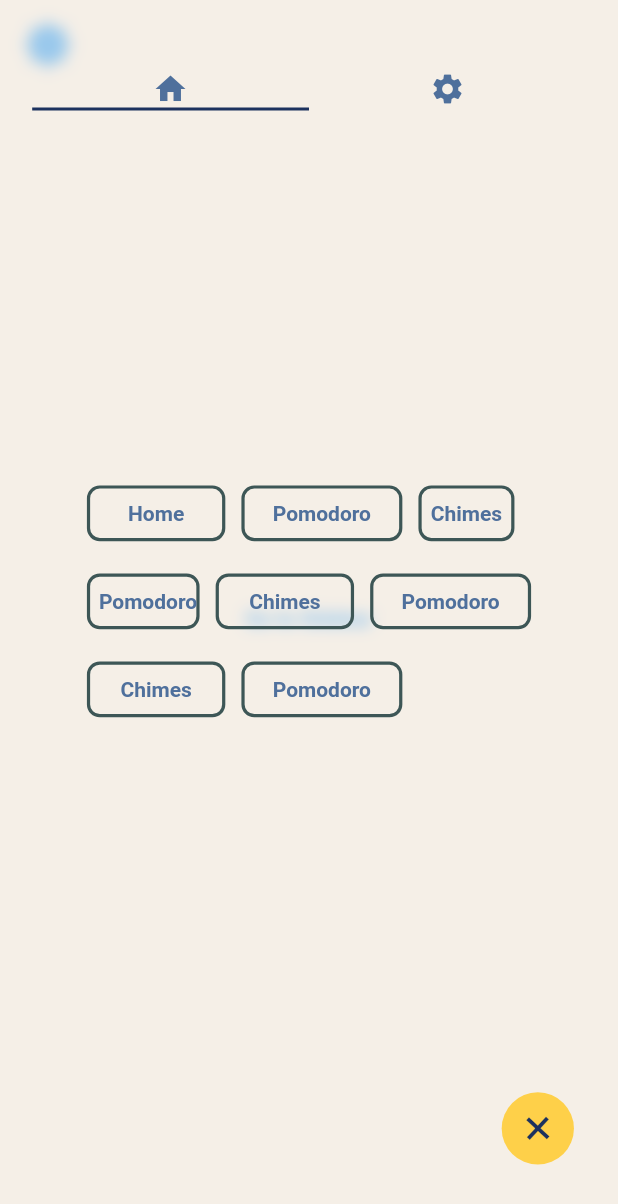
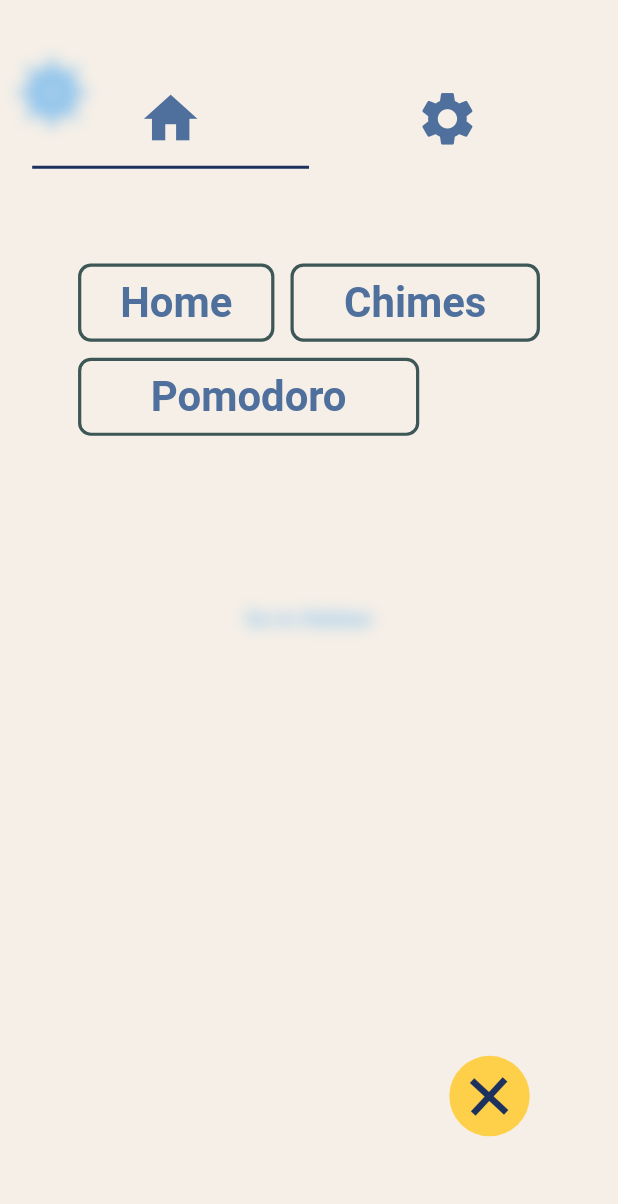
Before and after one commit to hem1t/sample-timers, a Flutter app: the screen it shows after launch, after a tap on "Home", on a phone screen of 412 x 824 dp. Shown: the top 1204 px of the screen. Run offline on Flutter 3.47's test engine with Material 2 defaults, Android fonts, the phone set to English and light mode, and no system bars; drawn by our look-alikes of flutter_animate; our stand-ins replace flutter_screenutil, get.

Commit message:
misjudged, So resized!

```diff
--- a/lib/layout_widgets/buttons.dart
+++ b/lib/layout_widgets/buttons.dart
@@ -29,6 +29,7 @@ class ClearTextButton extends StatelessWidget {
       style: TextButton.styleFrom(
         fixedSize: Size(width, height),
         backgroundColor: Colors.transparent,
+        padding: EdgeInsets.symmetric(vertical: height * 0.1, horizontal: width * 0.1),
         shape: RoundedRectangleBorder(
           side: BorderSide(
             width: Rmin(2),
--- a/lib/sections/sidebar/head.dart
+++ b/lib/sections/sidebar/head.dart
@@ -1,4 +1,6 @@
 import 'package:flutter/material.dart';
+import 'package:flutter_screenutil/flutter_screenutil.dart';
+import 'package:get/get.dart';
 import 'package:timers/color.dart';
 
 class SidebarHead extends StatelessWidget {
@@ -16,11 +18,13 @@ class SidebarHead extends StatelessWidget {
             Icon(
               Icons.home,
               color: AppColors.contrastColor,
-            ),
+              size: 40.r,
+            ).paddingAll(10),
             Icon(
               Icons.settings,
               color: AppColors.contrastColor,
-            ),
+              size: 40.r,
+            ).paddingAll(10),
           ],
         ));
   }
--- a/lib/sections/sidebar/sidebar.dart
+++ b/lib/sections/sidebar/sidebar.dart
@@ -43,11 +43,20 @@ class Sidebar extends StatelessWidget {
               child: Column(
                 mainAxisAlignment: MainAxisAlignment.spaceBetween,
                 children: [
-                  const SidebarHead(),
+                  const Flexible(
+                    flex: 1,
+                    fit: FlexFit.loose,
+                    child: SidebarHead()),
                   gap,
-                  const SidebarTimerList(),
+                  const Flexible(
+                    flex: 5,
+                    fit: FlexFit.tight,
+                    child: SidebarTimerList()),
                   gap,
-                  const SidebarExit(),
+                  Flexible(
+                    flex: 1,
+                    fit: FlexFit.loose,
+                    child: const SidebarExit().marginOnly(right: 30.w)),
                 ],
               ))),
     )
@@ -69,6 +78,7 @@ class SidebarExit extends StatelessWidget {
         child: TextButton(
           onPressed: context.read<SideBarControl>().exitSidebar,
           style: TextButton.styleFrom(
+            padding: const EdgeInsets.all(0),
             backgroundColor: AppColors.sideHighlight,
             foregroundColor: AppColors.mainHighlight,
             shape: const CircleBorder(),
@@ -77,7 +87,7 @@ class SidebarExit extends StatelessWidget {
               angle: .75,
               child: Icon(
                 Icons.add,
-                size: 30.r,
+                size: 50.r,
               )),
         ));
   }
--- a/lib/sections/sidebar/timer_list.dart
+++ b/lib/sections/sidebar/timer_list.dart
@@ -13,44 +13,22 @@ class SidebarTimerList extends StatelessWidget {
       alignment: WrapAlignment.start,
       children: [
         ClearTextButton(
-            height: 25.h,
-            width: 86.w,
+            height: 35.h,
+            width: 122.w,
             onPressed: context.read<WhatTimer>().toHome,
+            fontSize: 26.sp,
             label: "Home"),
         ClearTextButton(
-            height: 25.h,
-            width: 100.w,
-            onPressed: context.read<WhatTimer>().toPomodoro,
-            label: "Pomodoro"),
-        ClearTextButton(
-            height: 25.h,
-            width: 56.w,
+            height: 35.h,
+            width: 155.w,
             onPressed: context.read<WhatTimer>().toChimes,
+            fontSize: 26.sp,
             label: "Chimes"),
         ClearTextButton(
-            height: 25.h,
-            width: 70.w,
+            height: 35.h,
+            width: 212.w,
             onPressed: context.read<WhatTimer>().toPomodoro,
-            label: "Pomodoro"),
-        ClearTextButton(
-            height: 25.h,
-            width: 86.w,
-            onPressed: context.read<WhatTimer>().toHome,
-            label: "Chimes"),
-        ClearTextButton(
-            height: 25.h,
-            width: 100.w,
-            onPressed: context.read<WhatTimer>().toPomodoro,
-            label: "Pomodoro"),
-        ClearTextButton(
-            height: 25.h,
-            width: 86.w,
-            onPressed: context.read<WhatTimer>().toHome,
-            label: "Chimes"),
-        ClearTextButton(
-            height: 25.h,
-            width: 100.w,
-            onPressed: context.read<WhatTimer>().toPomodoro,
+            fontSize: 26.sp,
             label: "Pomodoro"),
       ],
     );
--- a/lib/sections/timers/chimes/chimes_page.dart
+++ b/lib/sections/timers/chimes/chimes_page.dart
@@ -10,26 +10,16 @@ class ChimesPage extends StatelessWidget {
 
   @override
   Widget build(BuildContext context) {
-    textS(String text) {
-      return Text(
-        text,
-        style: TextStyle(
-            fontSize: 17.sp,
-            fontWeight: FontWeight.bold,
-            color: AppColors.contrastColor),
-      );
-    }
 
     return Container(
-        width: .65.sw,
+        width: .90.sw,
         alignment: Alignment.center,
         color: AppColors.backgroundColor.withOpacity(0.3),
         child: const Column(
           mainAxisAlignment: MainAxisAlignment.center,
           children: [
-            TimeField("Start:"),
+            TimeField("For:"),
             TimeField("Chime:"),
-            TimeField("Endat:"),
           ],
         ));
   }
@@ -48,19 +38,28 @@ class _TimeFieldState extends State<TimeField> {
   int minute = 0;
   int seconds = 0;
 
+    textS(String text) {
+    return Text(
+      text,
+      style: TextStyle(
+          fontSize: 20.sp,
+          fontWeight: FontWeight.bold,
+          color: AppColors.contrastColor),
+    );
+  }
 
   @override
   Widget build(BuildContext context) {
     String timeString = Duration(hours: hour, minutes: minute, seconds: seconds).toString();
     return ClearTextButton(
-      height: 25.h,
-      width: .65.sw,
+      height: 45.h,
+      width: .88.sw,
       onPressed: () => {},
       child: Row(
         mainAxisAlignment: MainAxisAlignment.spaceBetween,
         children: [
-          Text(widget.label),
-          Text(
+          textS(widget.label),
+          textS(
             timeString.substring(0, timeString.indexOf('.')),
           )
         ],
--- a/lib/sections/timers/timer_base.dart
+++ b/lib/sections/timers/timer_base.dart
@@ -1,5 +1,6 @@
 import 'package:flutter/material.dart';
 import 'package:flutter_screenutil/flutter_screenutil.dart';
+import 'package:get/get.dart';
 import 'package:provider/provider.dart';
 import 'package:timers/color.dart';
 import 'package:timers/providers.dart';
@@ -21,7 +22,7 @@ class TimerPage extends StatelessWidget {
             alignment: Alignment.centerLeft,
             child: TextButton(
                 onPressed: context.read<SideBarControl>().gotoSidebar,
-                child: Icon(Icons.coronavirus, size: 35.r,))),
+                child: Icon(Icons.coronavirus, size: 50.r,).marginSymmetric(vertical: 18.h))),
       ],
     );
   }
```
